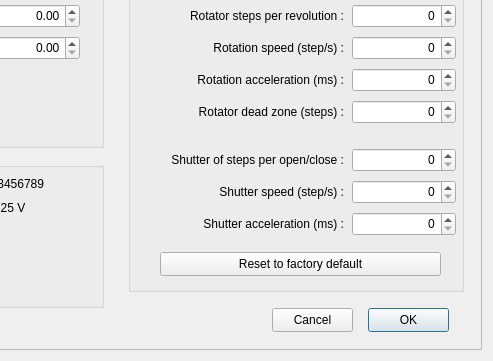
Old version of the form NexDomeV3.ui in the repository rpineau/NexDomeV3; both pictures show x 219 to 712 and y 119 to 480 of the 712 by 480 pixel window.
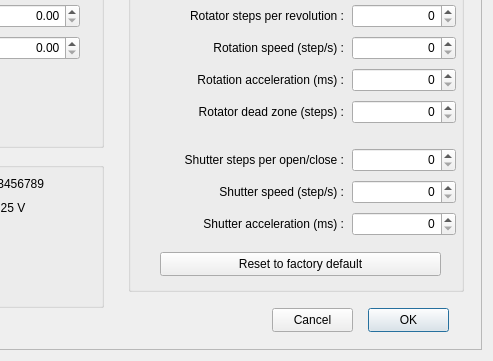
New version of the form. Icons and pictures are not drawn. Custom widgets are drawn as their Qt base class.

Patch:
```diff
--- a/NexDomeV3.ui
+++ b/NexDomeV3.ui
@@ -366,7 +366,7 @@
         </rect>
        </property>
        <property name="text">
-        <string>Shutter of steps per open/close :</string>
+        <string>Shutter steps per open/close :</string>
        </property>
        <property name="alignment">
         <set>Qt::AlignRight|Qt::AlignTrailing|Qt::AlignVCenter</set>
```
